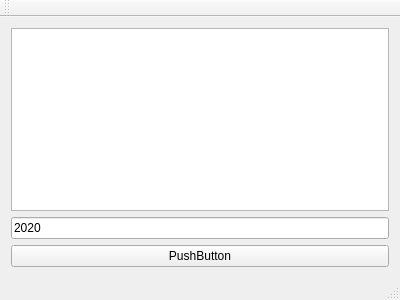
This is mainwindow.ui in mjenda/DatasportRetriever as Qt 5 draws it before an edit. The edited form follows.
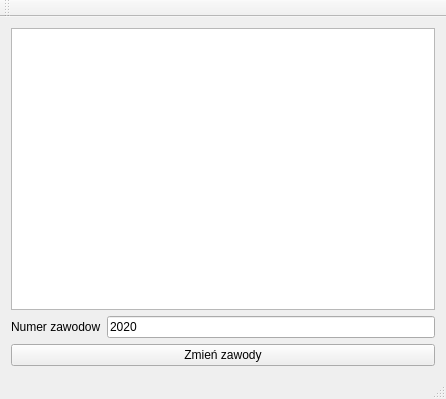
This is the edited form.

Commit message: Added form layout and corrected clearing of new raw data.

```diff
--- a/mainwindow.ui
+++ b/mainwindow.ui
@@ -6,8 +6,8 @@
    <rect>
     <x>0</x>
     <y>0</y>
-    <width>400</width>
-    <height>300</height>
+    <width>446</width>
+    <height>399</height>
    </rect>
   </property>
   <property name="windowTitle">
@@ -19,16 +19,27 @@
      <widget class="QTableView" name="tableView"/>
     </item>
     <item>
-     <widget class="QLineEdit" name="lineEdit">
+     <layout class="QFormLayout" name="formLayout">
+      <item row="0" column="0">
+       <widget class="QLabel" name="competitionIdLabel">
+        <property name="text">
+         <string>Numer zawodow</string>
+        </property>
+       </widget>
+      </item>
+      <item row="0" column="1">
+       <widget class="QLineEdit" name="competitionIdLineEdit">
       <property name="text">
        <string>2020</string>
       </property>
      </widget>
     </item>
+     </layout>
+    </item>
     <item>
      <widget class="QPushButton" name="pushButton">
       <property name="text">
-       <string>PushButton</string>
+       <string>Zmień zawody</string>
       </property>
      </widget>
     </item>
```
Left out of the diff: 2 changed lines with no effect on the pictures. Lines whose indentation alone changed are shown as unchanged. The commit also changes 2 other files.
